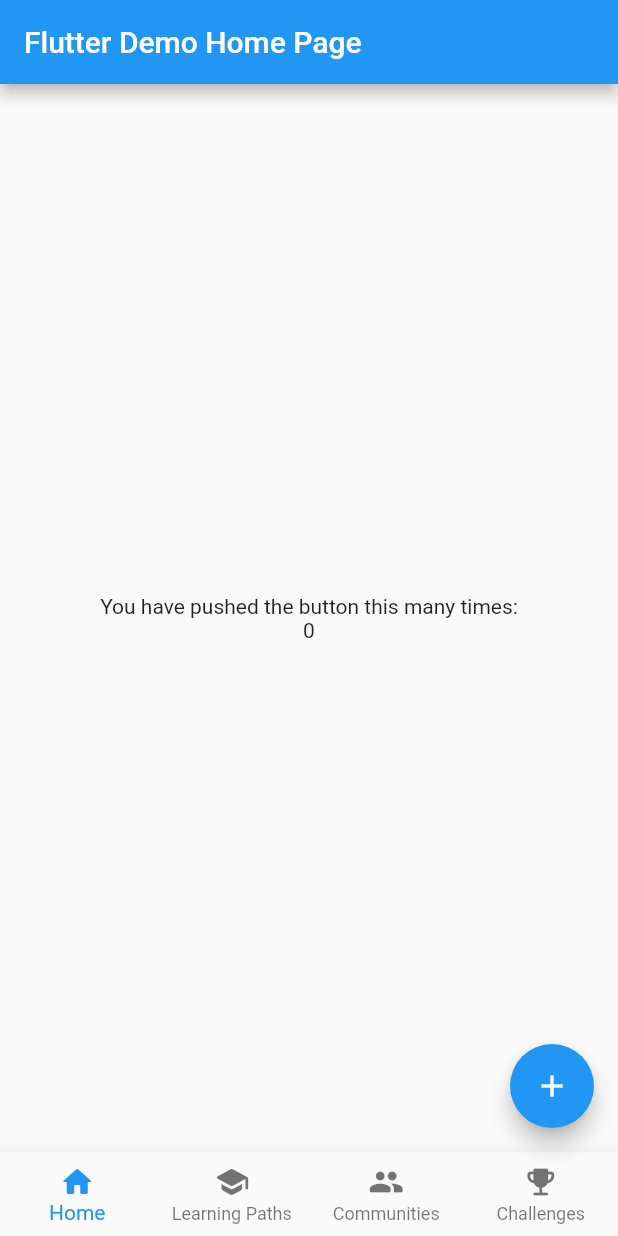
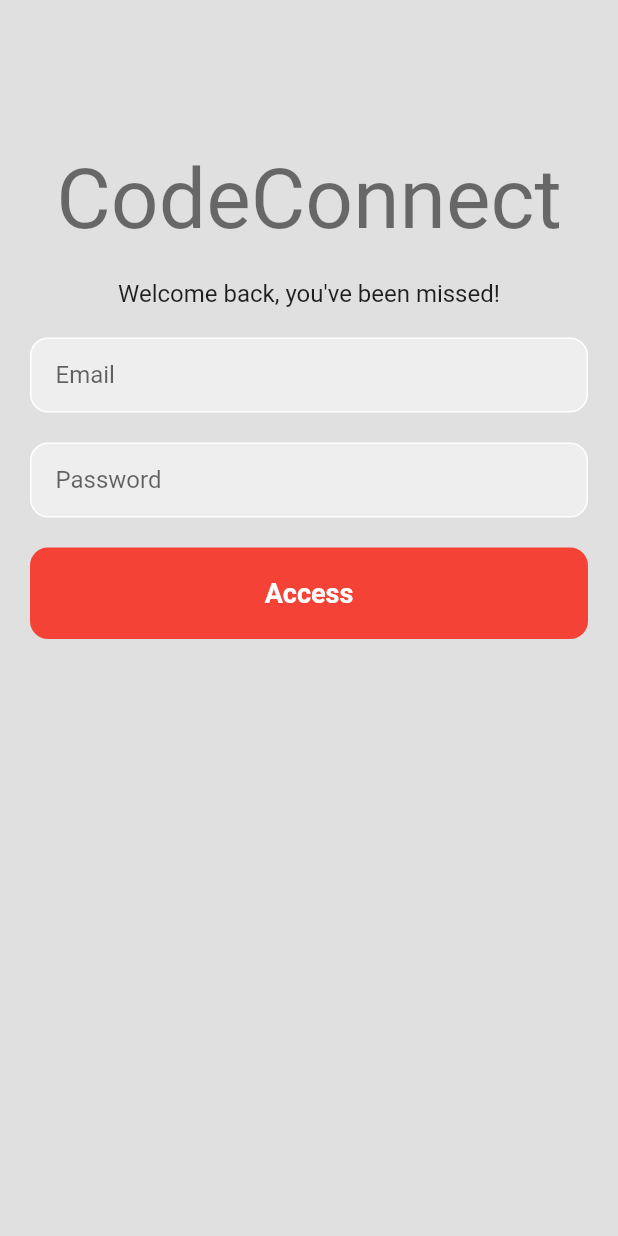
Before and after one commit to erxonxi/app-codeconnect, a Flutter app: the screen it shows after launch, on a phone screen of 412 x 824 dp. Run offline on Flutter 3.47's test engine with Material 2 defaults, Android fonts, the light colour scheme and no system bars; our stand-ins replace bloc, equatable, flutter_bloc.

Commit message:
:sparkles: implementing login screen

```diff
--- /dev/null
+++ b/lib/blocs/user/user_bloc.dart
@@ -0,0 +1,29 @@
+import 'package:bloc/bloc.dart';
+import 'package:equatable/equatable.dart';
+
+import '../../models/user.dart';
+import '../../services/user_service.dart';
+
+part 'user_event.dart';
+part 'user_state.dart';
+
+class UserBloc extends Bloc<UserEvent, UserState> {
+  final UserService _userServiceApi;
+
+  UserBloc(
+      this._userServiceApi,
+      ) : super(const UserInitial()) {
+    on<UserEvent>((event, emit) async {
+      if (event is UserLogin) {
+        try {
+          User user = await _userServiceApi.login(event.email, event.password);
+          emit(UserLogged(user));
+        } catch (e) {
+          emit(UserError(e.toString()));
+        }
+      } else if (event is UserLoggout) {
+        emit(const UserInitial());
+      }
+    });
+  }
+}
--- /dev/null
+++ b/lib/blocs/user/user_event.dart
@@ -0,0 +1,20 @@
+part of 'user_bloc.dart';
+
+abstract class UserEvent extends Equatable {
+  const UserEvent();
+
+  @override
+  List<Object> get props => [];
+}
+
+class UserLogin extends UserEvent {
+  final String email;
+  final String password;
+
+  const UserLogin(
+      this.email,
+      this.password,
+      );
+}
+
+class UserLoggout extends UserEvent {}
--- /dev/null
+++ b/lib/blocs/user/user_state.dart
@@ -0,0 +1,24 @@
+part of 'user_bloc.dart';
+
+abstract class UserState extends Equatable {
+  final User? user;
+
+  const UserState(this.user);
+
+  @override
+  List<Object> get props => [];
+}
+
+class UserInitial extends UserState {
+  const UserInitial() : super(null);
+}
+
+class UserLogged extends UserState {
+  const UserLogged(User user) : super(user);
+}
+
+class UserError extends UserState {
+  final String message;
+
+  const UserError(this.message) : super(null);
+}
--- a/lib/main.dart
+++ b/lib/main.dart
@@ -1,21 +1,35 @@
 import 'package:flutter/material.dart';
+import 'package:flutter_bloc/flutter_bloc.dart';
 
-import 'screens/home/home_screen.dart';
+import 'blocs/user/user_bloc.dart';
+import 'screens/login/login_screen.dart';
+import 'services/user_service.dart';
+import 'services/user_service_api.dart';
 
 void main() {
-  runApp(const MyApp());
+  runApp(MyApp());
 }
 
 class MyApp extends StatelessWidget {
-  const MyApp({super.key});
+  final UserService _userService = UserServiceApi();
+
+  MyApp({super.key});
 
   @override
   Widget build(BuildContext context) {
-    return MaterialApp(
-      title: 'Flutter Demo',
-      theme: ThemeData.light(),
-      darkTheme: ThemeData.dark(),
-      home: const HomeScreen(title: 'Flutter Demo Home Page'),
+    return MultiBlocProvider(
+      providers: [
+        BlocProvider<UserBloc>(
+          create: (context) => UserBloc(_userService),
+        ),
+      ],
+      child: MaterialApp(
+        title: 'Flutter Demo',
+        theme: ThemeData(
+          primarySwatch: Colors.red,
+        ),
+        home: const LoginScreen(title: 'Flutter Demo Home Page'),
+      ),
     );
   }
 }
--- /dev/null
+++ b/lib/models/user.dart
@@ -0,0 +1,27 @@
+class User {
+  final String id;
+  final String email;
+  final String token;
+
+  User({
+    required this.id,
+    required this.email,
+    required this.token,
+  });
+
+  factory User.fromJson(Map<String, dynamic> json) {
+    return User(
+      id: json['id'],
+      email: json['email'],
+      token: json['token'],
+    );
+  }
+
+  Map<String, dynamic> toJson() {
+    return {
+      'id': id,
+      'email': email,
+      'token': token,
+    };
+  }
+}
--- /dev/null
+++ b/lib/screens/login/login_screen.dart
@@ -0,0 +1,168 @@
+import 'package:flutter/material.dart';
+import 'package:flutter_bloc/flutter_bloc.dart';
+
+import '../../blocs/user/user_bloc.dart';
+import '../home/home_screen.dart';
+
+class LoginScreen extends StatefulWidget {
+  const LoginScreen({super.key, required this.title});
+
+  final String title;
+
+  @override
+  State<LoginScreen> createState() => _LoginScreenState();
+}
+
+class _LoginScreenState extends State<LoginScreen> {
+  final _emailController = TextEditingController();
+  final _passwordController = TextEditingController();
+
+  @override
+  Widget build(BuildContext context) {
+    return BlocBuilder<UserBloc, UserState>(
+      builder: (context, state) {
+        if (state is UserError) {
+          return const Center(child: CircularProgressIndicator());
+        }
+
+        if (state is UserLogged) {
+          WidgetsBinding.instance.addPostFrameCallback((_) {
+            Navigator.of(context).pushReplacement(
+              MaterialPageRoute(
+                builder: (context) => const HomeScreen(title: "CodeConnect",),
+              ),
+            );
+          });
+        }
+
+        return Scaffold(
+          body: Container(
+            color: Colors.grey[300],
+            child: Center(
+              child: SizedBox(
+                width: MediaQuery.of(context).size.width < 800
+                    ? double.infinity
+                    : 600,
+                child: Column(
+                  children: [
+                    const SizedBox(height: 100),
+
+                    Text(
+                      'CodeConnect',
+                      style: Theme.of(context).textTheme.displayMedium,
+                    ),
+
+                    const SizedBox(height: 20),
+
+                    Text("Welcome back, you've been missed!",
+                        style: Theme.of(context).textTheme.titleMedium),
+
+                    Padding(
+                        padding: const EdgeInsets.all(20),
+                        child: Column(children: [
+                          AuthInput(
+                            hintText: 'Email',
+                            controller: _emailController,
+                          ),
+                          const SizedBox(height: 20),
+                          AuthInput(
+                            hintText: 'Password',
+                            obscureText: true,
+                            controller: _passwordController,
+                          ),
+                          const SizedBox(height: 20),
+                          AuthButton(
+                            text: 'Access',
+                            onTap: _submitLogin,
+                          ),
+                        ])),
+
+                    // not a member? sign up button
+                  ],
+                ),
+              ),
+            ),
+          ),
+        );
+      },
+    );
+  }
+
+  void _submitLogin() {
+    final email = _emailController.text;
+    final password = _passwordController.text;
+
+    context.read<UserBloc>().add(UserLogin(email, password));
+  }
+}
+
+class AuthInput extends StatelessWidget {
+  final String hintText;
+  final bool? obscureText;
+  final TextEditingController? controller;
+
+  const AuthInput({
+    super.key,
+    required this.hintText,
+    this.obscureText,
+    this.controller,
+  });
+
+  @override
+  Widget build(BuildContext context) {
+    return Container(
+      decoration: BoxDecoration(
+          color: Colors.grey[200],
+          border: Border.all(color: Colors.white),
+          borderRadius: BorderRadius.circular(12)),
+      child: Padding(
+        padding: const EdgeInsets.only(left: 16.0),
+        child: TextField(
+          controller: controller,
+          obscureText: obscureText ?? false,
+          decoration: InputDecoration(
+            border: InputBorder.none,
+            hintText: hintText,
+          ),
+        ),
+      ),
+    );
+  }
+}
+
+class AuthButton extends StatelessWidget {
+  final String text;
+  final VoidCallback? onTap;
+
+  const AuthButton({
+    Key? key,
+    required this.text,
+    this.onTap,
+  }) : super(key: key);
+
+  @override
+  Widget build(BuildContext context) {
+    final primaryColor = Theme.of(context).primaryColor;
+
+    return GestureDetector(
+      onTap: onTap,
+      child: Container(
+        padding: const EdgeInsets.all(20),
+        decoration: BoxDecoration(
+          color: primaryColor,
+          borderRadius: BorderRadius.circular(12),
+        ),
+        child: Center(
+          child: Text(
+            text,
+            style: const TextStyle(
+              color: Colors.white,
+              fontWeight: FontWeight.bold,
+              fontSize: 18,
+            ),
+          ),
+        ),
+      ),
+    );
+  }
+}
--- /dev/null
+++ b/lib/services/user_service.dart
@@ -0,0 +1,6 @@
+import '../../models/user.dart';
+
+abstract class UserService {
+  Future<User> login(String email, String password);
+  Future<User> register(String email, String password);
+}
--- /dev/null
+++ b/lib/services/user_service_api.dart
@@ -0,0 +1,40 @@
+import 'dart:convert';
+
+import 'package:http/http.dart';
+
+import '../../models/user.dart';
+import 'user_service.dart';
+
+class UserServiceApi implements UserService {
+  final Client _client = Client();
+
+  @override
+  Future<User> login(String email, String password) {
+    return _client.post(
+      Uri.parse("https://shop-api.rubenruizpedreira.es/v1/users/session"),
+      body: {
+        "email": email,
+        "password": password,
+      },
+    ).then((value) {
+      if (value.statusCode == 201) {
+        final responseBody = jsonDecode(value.body);
+
+        return User.fromJson({
+          "id": responseBody["session"]["user"]["id"],
+          "email": responseBody["session"]["user"]["email"],
+          "token": responseBody["token"],
+        });
+      } else {
+        throw Exception("Error");
+      }
+    }).catchError((error) {
+      throw Exception("Invalid credentials");
+    });
+  }
+
+  @override
+  Future<User> register(String email, String password) {
+    throw UnimplementedError();
+  }
+}
--- a/pubspec.yaml
+++ b/pubspec.yaml
@@ -38,6 +38,7 @@ dependencies:
   flutter_bloc: ^8.1.2
   equatable: ^2.0.5
   bloc: ^8.1.1
+  http: ^0.13.5
 
 dev_dependencies:
   flutter_test:
```
Also changed, not shown: pubspec.lock, 1 other file.
